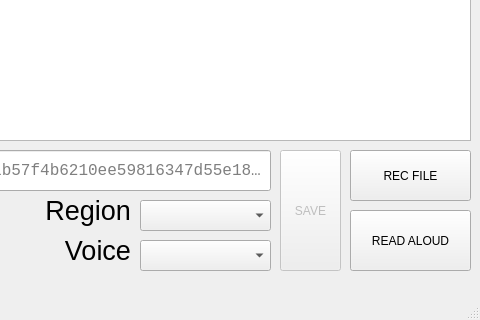
Before: the Qt Designer form speech.ui in DarthJahus/AzSpeech, drawn with Qt 5; both pictures show x 160 to 640 and y 160 to 480 of the 640 by 480 pixel window.
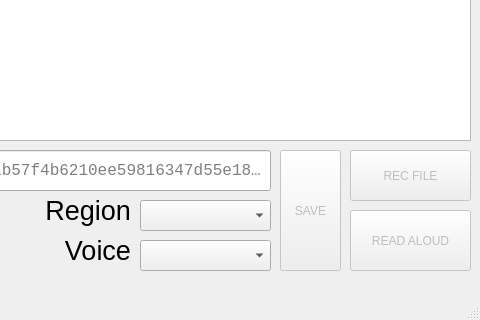
After: the same form once the commit is applied.

What changed in the file:
```diff
--- a/speech.ui
+++ b/speech.ui
@@ -155,6 +155,9 @@
     </property>
    </widget>
    <widget class="QPushButton" name="btnRec">
+    <property name="enabled">
+     <bool>false</bool>
+    </property>
     <property name="geometry">
      <rect>
       <x>510</x>
@@ -168,6 +171,9 @@
     </property>
    </widget>
    <widget class="QPushButton" name="btnReadAloud">
+    <property name="enabled">
+     <bool>false</bool>
+    </property>
     <property name="geometry">
      <rect>
       <x>510</x>
```
Left out of the diff: 9 changed lines with no effect on the pictures.
